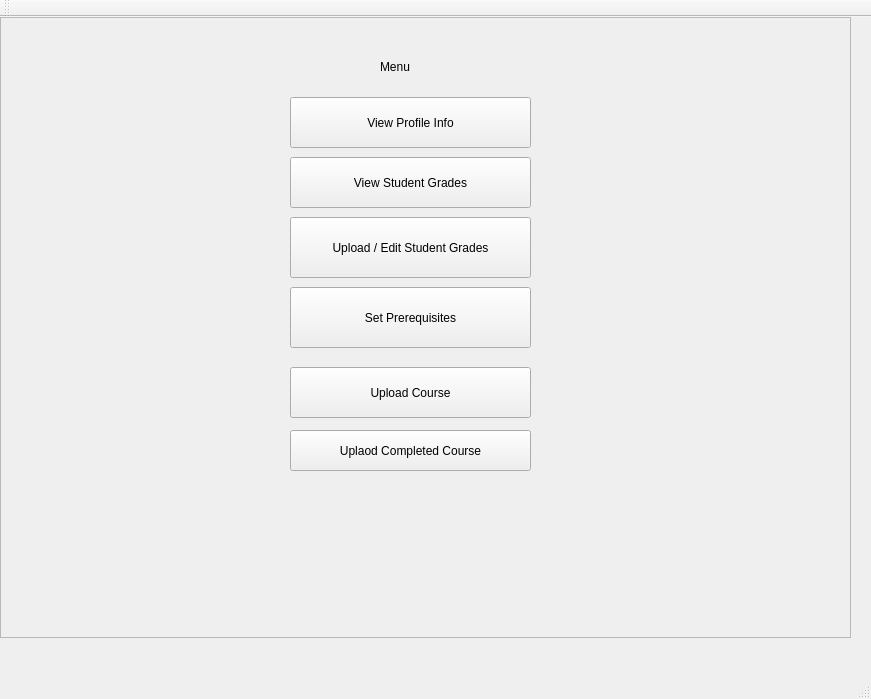
Qt form QtWidgetsApplication1/AdminMenu.ui (HassanAhmedMa/CourseRegistrationQTProject) before a commit.
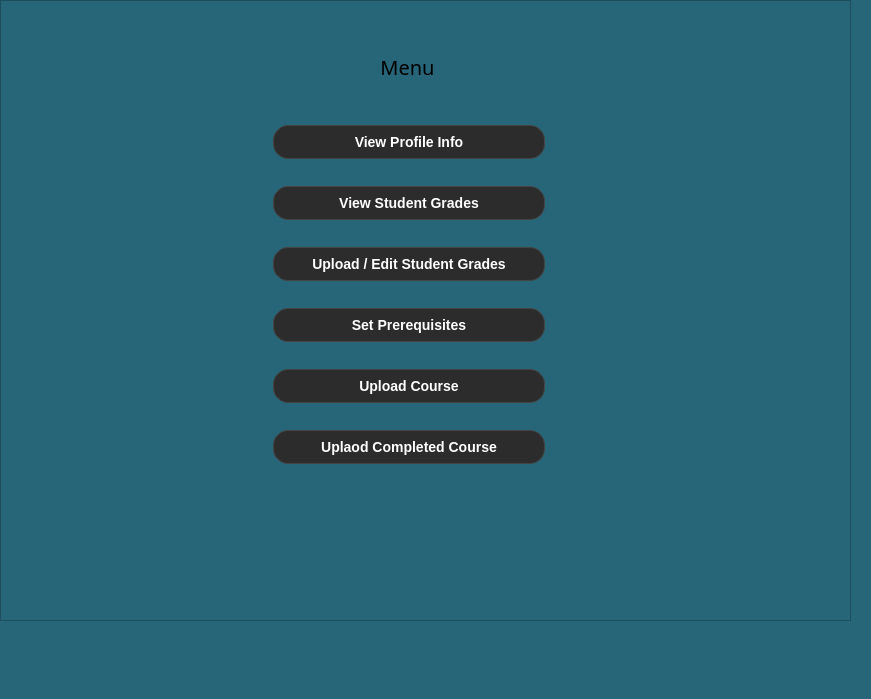
The same form after that commit.

Patch:
```diff
--- a/QtWidgetsApplication1/AdminMenu.ui
+++ b/QtWidgetsApplication1/AdminMenu.ui
@@ -13,6 +13,9 @@
   <property name="windowTitle">
    <string>AdminMenu</string>
   </property>
+  <property name="styleSheet">
+   <string notr="true">background-color: rgb(39, 101, 120);</string>
+  </property>
   <widget class="QWidget" name="centralWidget">
    <widget class="QFrame" name="frame">
     <property name="geometry">
@@ -32,115 +35,243 @@
     <widget class="QLabel" name="label">
      <property name="geometry">
       <rect>
-       <x>380</x>
-       <y>40</y>
-       <width>63</width>
-       <height>20</height>
+       <x>324</x>
+       <y>52</y>
+       <width>167</width>
+       <height>30</height>
       </rect>
      </property>
+     <property name="font">
+      <font>
+       <family>Aquire</family>
+       <pointsize>15</pointsize>
+      </font>
+     </property>
      <property name="text">
       <string>Menu</string>
      </property>
-    </widget>
-    <widget class="QPushButton" name="viewProfile_Btn">
-     <property name="geometry">
-      <rect>
-       <x>290</x>
-       <y>80</y>
-       <width>241</width>
-       <height>51</height>
-      </rect>
+     <property name="alignment">
+      <set>Qt::AlignmentFlag::AlignCenter</set>
      </property>
-     <property name="text">
-      <string>View Profile Info</string>
-     </property>
     </widget>
-    <widget class="QPushButton" name="viewStudentGrades_Btn">
+    <widget class="QWidget" name="">
      <property name="geometry">
       <rect>
-       <x>290</x>
-       <y>140</y>
-       <width>241</width>
-       <height>51</height>
+       <x>262</x>
+       <y>93</y>
+       <width>294</width>
+       <height>408</height>
       </rect>
      </property>
-     <property name="text">
-      <string>View Student Grades</string>
-     </property>
-    </widget>
-    <widget class="QPushButton" name="uploadGrades_Btn">
-     <property name="geometry">
-      <rect>
-       <x>290</x>
-       <y>200</y>
-       <width>241</width>
-       <height>61</height>
-      </rect>
-     </property>
-     <property name="text">
-      <string>Upload / Edit Student Grades</string>
-     </property>
-    </widget>
-    <widget class="QPushButton" name="setPrerequisites_Btn">
-     <property name="geometry">
-      <rect>
-       <x>290</x>
-       <y>270</y>
-       <width>241</width>
-       <height>61</height>
-      </rect>
-     </property>
-     <property name="text">
-      <string>Set Prerequisites</string>
-     </property>
-    </widget>
-    <widget class="QPushButton" name="UploadCourseAdminMenuBtn">
-     <property name="geometry">
-      <rect>
-       <x>290</x>
-       <y>350</y>
-       <width>241</width>
-       <height>51</height>
-      </rect>
-     </property>
-     <property name="text">
-      <string>Upload Course</string>
-     </property>
-    </widget>
-    <widget class="QPushButton" name="UploadCompletedCourseAdminMenuBtn">
-     <property name="geometry">
-      <rect>
-       <x>290</x>
-       <y>413</y>
-       <width>241</width>
-       <height>41</height>
-      </rect>
-     </property>
-     <property name="text">
-      <string>Uplaod Completed Course</string>
-     </property>
+     <layout class="QVBoxLayout" name="verticalLayout">
+      <item>
+       <widget class="QPushButton" name="viewProfile_Btn">
+        <property name="styleSheet">
+         <string notr="true">QPushButton {
+    background-color: #2C2C2C;       /* Dark grey background */
+    color: white;                    /* Clean white text */
+    border: 1px solid #444;          /* Slight edge for separation */
+    border-radius: 15px;              /* Rounded corners */
+    padding: 8px 16px;               /* Internal spacing */
+    font-size: 14px;
+    font-weight: 500;
+    font-family: 'Segoe UI', sans-serif;
+}
+
+QPushButton:hover {
+    background-color: #3A3A3A;       /* Slightly lighter on hover */
+}
+
+QPushButton:pressed {
+    background-color: #1F1F1F;       /* Slightly darker on press */
+}
+
+QPushButton:disabled {
+    background-color: #555555;
+    color: #AAAAAA;
+    border: 1px solid #666;
+}
+</string>
+        </property>
+        <property name="text">
+         <string>View Profile Info</string>
+        </property>
+       </widget>
+      </item>
+      <item>
+       <widget class="QPushButton" name="viewStudentGrades_Btn">
+        <property name="styleSheet">
+         <string notr="true">QPushButton {
+    background-color: #2C2C2C;       /* Dark grey background */
+    color: white;                    /* Clean white text */
+    border: 1px solid #444;          /* Slight edge for separation */
+    border-radius: 15px;              /* Rounded corners */
+    padding: 8px 16px;               /* Internal spacing */
+    font-size: 14px;
+    font-weight: 500;
+    font-family: 'Segoe UI', sans-serif;
+}
+
+QPushButton:hover {
+    background-color: #3A3A3A;       /* Slightly lighter on hover */
+}
+
+QPushButton:pressed {
+    background-color: #1F1F1F;       /* Slightly darker on press */
+}
+
+QPushButton:disabled {
+    background-color: #555555;
+    color: #AAAAAA;
+    border: 1px solid #666;
+}
+</string>
+        </property>
+        <property name="text">
+         <string>View Student Grades</string>
+        </property>
+       </widget>
+      </item>
+      <item>
+       <widget class="QPushButton" name="uploadGrades_Btn">
+        <property name="styleSheet">
+         <string notr="true">QPushButton {
+    background-color: #2C2C2C;       /* Dark grey background */
+    color: white;                    /* Clean white text */
+    border: 1px solid #444;          /* Slight edge for separation */
+    border-radius: 15px;              /* Rounded corners */
+    padding: 8px 16px;               /* Internal spacing */
+    font-size: 14px;
+    font-weight: 500;
+    font-family: 'Segoe UI', sans-serif;
+}
+
+QPushButton:hover {
+    background-color: #3A3A3A;       /* Slightly lighter on hover */
+}
+
+QPushButton:pressed {
+    background-color: #1F1F1F;       /* Slightly darker on press */
+}
+
+QPushButton:disabled {
+    background-color: #555555;
+    color: #AAAAAA;
+    border: 1px solid #666;
+}
+</string>
+        </property>
+        <property name="text">
+         <string>Upload / Edit Student Grades</string>
+        </property>
+       </widget>
+      </item>
+      <item>
+       <widget class="QPushButton" name="setPrerequisites_Btn">
+        <property name="styleSheet">
+         <string notr="true">QPushButton {
+    background-color: #2C2C2C;       /* Dark grey background */
+    color: white;                    /* Clean white text */
+    border: 1px solid #444;          /* Slight edge for separation */
+    border-radius: 15px;              /* Rounded corners */
+    padding: 8px 16px;               /* Internal spacing */
+    font-size: 14px;
+    font-weight: 500;
+    font-family: 'Segoe UI', sans-serif;
+}
+
+QPushButton:hover {
+    background-color: #3A3A3A;       /* Slightly lighter on hover */
+}
+
+QPushButton:pressed {
+    background-color: #1F1F1F;       /* Slightly darker on press */
+}
+
+QPushButton:disabled {
+    background-color: #555555;
+    color: #AAAAAA;
+    border: 1px solid #666;
+}
+</string>
+        </property>
+        <property name="text">
+         <string>Set Prerequisites</string>
+        </property>
+       </widget>
+      </item>
+      <item>
+       <widget class="QPushButton" name="UploadCourseAdminMenuBtn">
+        <property name="styleSheet">
+         <string notr="true">QPushButton {
+    background-color: #2C2C2C;       /* Dark grey background */
+    color: white;                    /* Clean white text */
+    border: 1px solid #444;          /* Slight edge for separation */
+    border-radius: 15px;              /* Rounded corners */
+    padding: 8px 16px;               /* Internal spacing */
+    font-size: 14px;
+    font-weight: 500;
+    font-family: 'Segoe UI', sans-serif;
+}
+
+QPushButton:hover {
+    background-color: #3A3A3A;       /* Slightly lighter on hover */
+}
+
+QPushButton:pressed {
+    background-color: #1F1F1F;       /* Slightly darker on press */
+}
+
+QPushButton:disabled {
+    background-color: #555555;
+    color: #AAAAAA;
+    border: 1px solid #666;
+}
+</string>
+        </property>
+        <property name="text">
+         <string>Upload Course</string>
+        </property>
+       </widget>
+      </item>
+      <item>
+       <widget class="QPushButton" name="UploadCompletedCourseAdminMenuBtn">
+        <property name="styleSheet">
+         <string notr="true">QPushButton {
+    background-color: #2C2C2C;       /* Dark grey background */
+    color: white;                    /* Clean white text */
+    border: 1px solid #444;          /* Slight edge for separation */
+    border-radius: 15px;              /* Rounded corners */
+    padding: 8px 16px;               /* Internal spacing */
+    font-size: 14px;
+    font-weight: 500;
+    font-family: 'Segoe UI', sans-serif;
+}
+
+QPushButton:hover {
+    background-color: #3A3A3A;       /* Slightly lighter on hover */
+}
+
+QPushButton:pressed {
+    background-color: #1F1F1F;       /* Slightly darker on press */
+}
+
+QPushButton:disabled {
+    background-color: #555555;
+    color: #AAAAAA;
+    border: 1px solid #666;
+}
+</string>
+        </property>
+        <property name="text">
+         <string>Uplaod Completed Course</string>
+        </property>
+       </widget>
+      </item>
+     </layout>
     </widget>
    </widget>
   </widget>
-  <widget class="QMenuBar" name="menuBar">
-   <property name="geometry">
-    <rect>
-     <x>0</x>
-     <y>0</y>
-     <width>871</width>
-     <height>33</height>
-    </rect>
-   </property>
-  </widget>
-  <widget class="QToolBar" name="mainToolBar">
-   <attribute name="toolBarArea">
-    <enum>TopToolBarArea</enum>
-   </attribute>
-   <attribute name="toolBarBreak">
-    <bool>false</bool>
-   </attribute>
-  </widget>
-  <widget class="QStatusBar" name="statusBar"/>
  </widget>
  <layoutdefault spacing="6" margin="11"/>
  <resources/>
```
